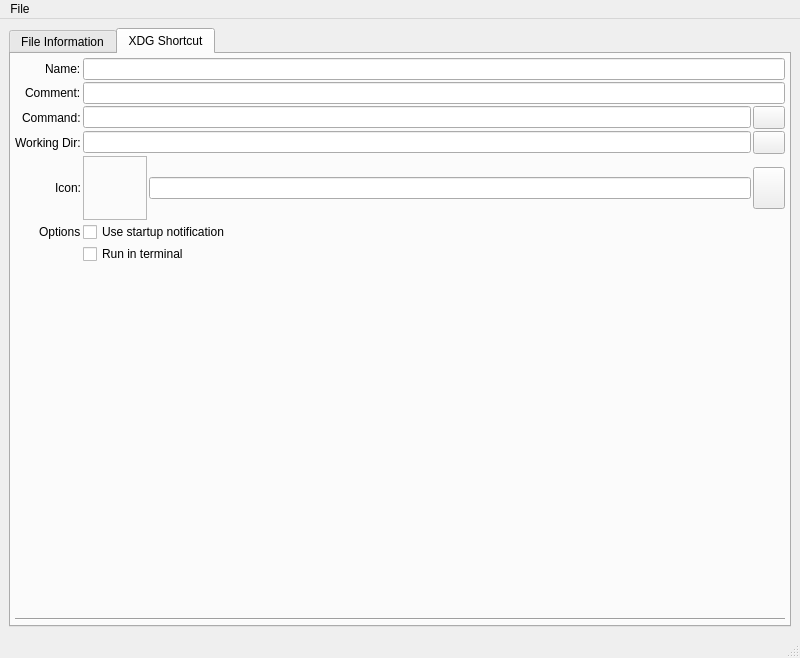
Before: the Qt Designer form src-qt5/desktop-utils/lumina-fileinfo/MainUI.ui in lumina-desktop/lumina, drawn with Qt 5.
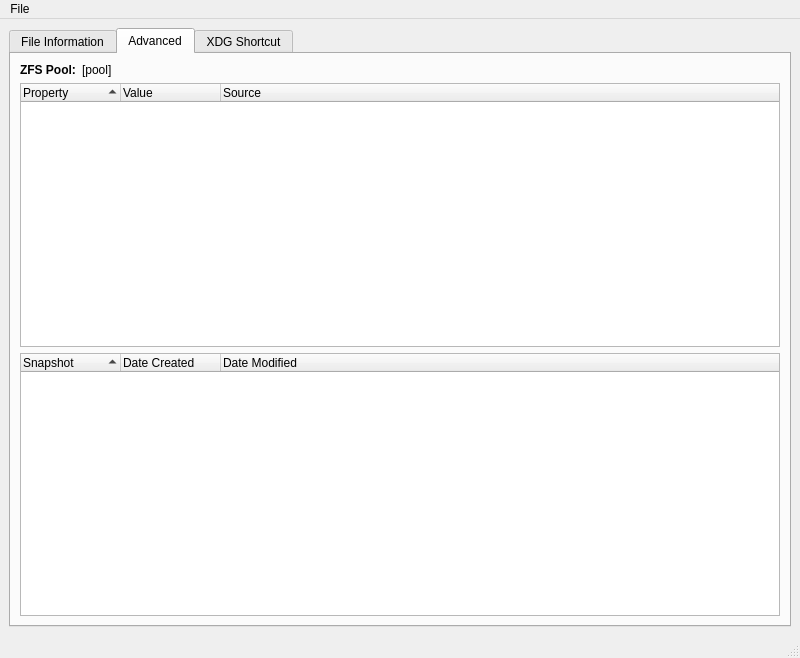
After: the same form once the commit is applied. Icons and pictures are not drawn.

Patch:
```diff
--- a/src-qt5/desktop-utils/lumina-fileinfo/MainUI.ui
+++ b/src-qt5/desktop-utils/lumina-fileinfo/MainUI.ui
@@ -216,6 +216,81 @@
         </item>
        </layout>
       </widget>
+      <widget class="QWidget" name="tab_zfs">
+       <attribute name="title">
+        <string>Advanced</string>
+       </attribute>
+       <layout class="QVBoxLayout" name="verticalLayout_3">
+        <item>
+         <layout class="QFormLayout" name="formLayout_2">
+          <item row="0" column="0">
+           <widget class="QLabel" name="label_9">
+            <property name="font">
+             <font>
+              <weight>75</weight>
+              <bold>true</bold>
+             </font>
+            </property>
+            <property name="text">
+             <string>ZFS Pool:</string>
+            </property>
+           </widget>
+          </item>
+          <item row="0" column="1">
+           <widget class="QLabel" name="label_zfs_pool">
+            <property name="text">
+             <string notr="true">[pool]</string>
+            </property>
+           </widget>
+          </item>
+         </layout>
+        </item>
+        <item>
+         <widget class="QTreeWidget" name="tree_zfs_props">
+          <property name="sortingEnabled">
+           <bool>true</bool>
+          </property>
+          <column>
+           <property name="text">
+            <string>Property</string>
+           </property>
+          </column>
+          <column>
+           <property name="text">
+            <string>Value</string>
+           </property>
+          </column>
+          <column>
+           <property name="text">
+            <string>Source</string>
+           </property>
+          </column>
+         </widget>
+        </item>
+        <item>
+         <widget class="QTreeWidget" name="tree_zfs_snaps">
+          <property name="sortingEnabled">
+           <bool>true</bool>
+          </property>
+          <column>
+           <property name="text">
+            <string>Snapshot</string>
+           </property>
+          </column>
+          <column>
+           <property name="text">
+            <string>Date Created</string>
+           </property>
+          </column>
+          <column>
+           <property name="text">
+            <string>Date Modified</string>
+           </property>
+          </column>
+         </widget>
+        </item>
+       </layout>
+      </widget>
       <widget class="QWidget" name="tab_deskedit">
        <attribute name="title">
         <string>XDG Shortcut</string>
```
